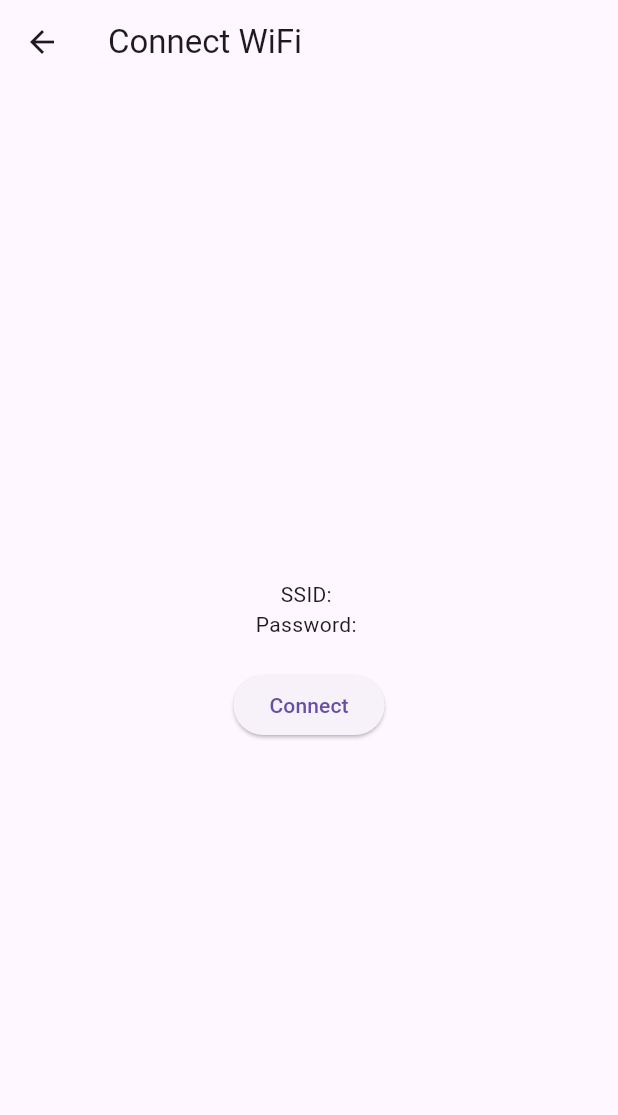
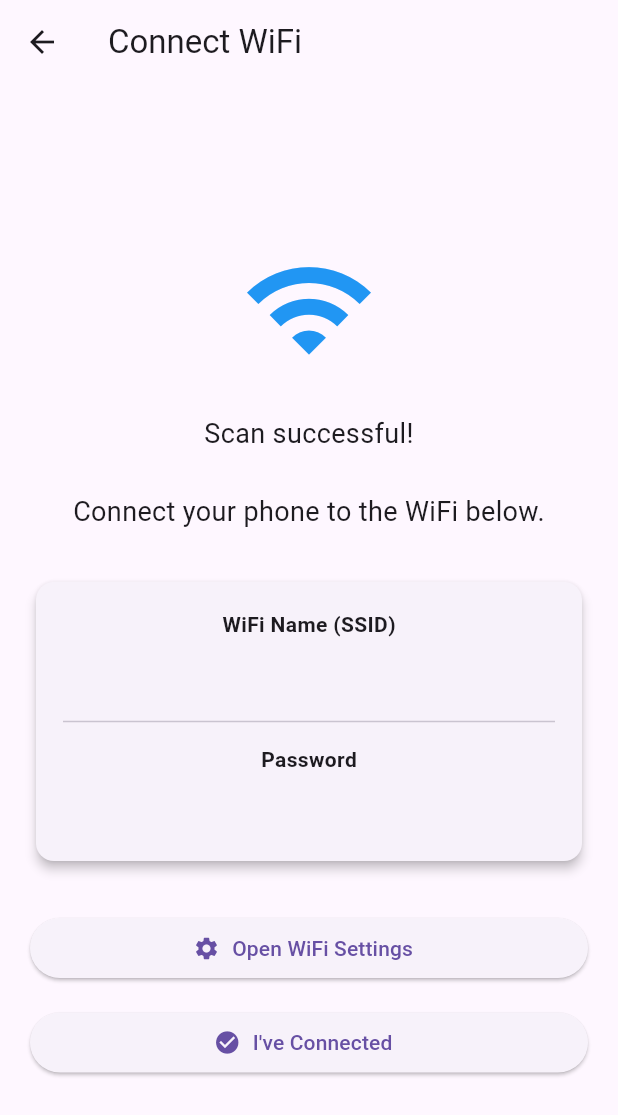
Before and after one commit to anikbubtcse/my_printer, a Flutter app: the WifiConnectPage screen opened directly with empty values, on a phone screen of 412 x 824 dp. Shown: the top 1115 px of the screen. Run offline on Flutter 3.47's test engine with Material 3 defaults, Android fonts, the phone set to English and light mode, and no system bars; our stand-ins replace file_picker; missing offline and left inert: app_settings, mobile_scanner, wifi_iot.

Commit message:
Modified WIFI page UI design

```diff
--- a/lib/pages/wifi_page.dart
+++ b/lib/pages/wifi_page.dart
@@ -1,10 +1,15 @@
 import 'package:flutter/material.dart';
+import 'package:app_settings/app_settings.dart';
+import 'package:wifi_iot/wifi_iot.dart';
 import 'package:my_printer/pages/pdf_select_page.dart';
-import 'package:wifi_iot/wifi_iot.dart';
 
 class WifiConnectPage extends StatefulWidget {
   final String qrData;
-  const WifiConnectPage({super.key, required this.qrData});
+
+  const WifiConnectPage({
+    super.key,
+    required this.qrData,
+  });
 
   @override
   State<WifiConnectPage> createState() => _WifiConnectPageState();
@@ -24,77 +29,158 @@ class _WifiConnectPageState extends State<WifiConnectPage> {
     try {
       final data = widget.qrData;
 
-      // Example: WIFI:T:WPA;S:MyWifi;P:Password;;
-      final ssidMatch = RegExp(r'S:([^;]+)').firstMatch(data);
-      final passMatch = RegExp(r'P:([^;]+)').firstMatch(data);
+      final ssidMatch = RegExp(r'S:([^;]*)').firstMatch(data);
+      final passMatch = RegExp(r'P:([^;]*)').firstMatch(data);
 
       ssid = ssidMatch?.group(1) ?? '';
       password = passMatch?.group(1) ?? '';
 
       if (ssid.isEmpty) {
-        throw Exception('SSID not found in QR code');
+        throw Exception("SSID not found in QR code");
       }
     } catch (e) {
-      debugPrint('QR Parse Error: $e');
+      debugPrint("QR Parse Error: $e");
     }
   }
 
-  Future<void> connectWifi() async {
-    ScaffoldMessenger.of(
-      context,
-    ).showSnackBar(const SnackBar(content: Text('Connecting to WiFi...')));
+  Future<void> checkConnection() async {
+    try {
+      final currentSSID = await WiFiForIoTPlugin.getSSID();
 
-    try {
-      await WiFiForIoTPlugin.connect(
-        ssid,
-        password: password,
-        security: NetworkSecurity.WPA,
-        withInternet: false,
-      );
+      final connectedSSID = currentSSID?.replaceAll('"', '');
 
-      // Wait until Android finishes connection
-      await Future.delayed(const Duration(seconds: 4));
+      if (!mounted) return;
 
-      // Check connection
-      final isConnected = await WiFiForIoTPlugin.isConnected();
-
-      if (isConnected) {
-        ScaffoldMessenger.of(
-          context,
-        ).showSnackBar(const SnackBar(content: Text('WiFi Connected')));
-
-        if (!mounted) return;
+      if (connectedSSID == ssid) {
+        ScaffoldMessenger.of(context).showSnackBar(
+          const SnackBar(
+            content: Text("WiFi Connected"),
+          ),
+        );
 
         Navigator.push(
           context,
-          MaterialPageRoute(builder: (_) => const PdfSelectPage()),
+          MaterialPageRoute(
+            builder: (_) => const PdfSelectPage(),
+          ),
         );
       } else {
         ScaffoldMessenger.of(context).showSnackBar(
-          const SnackBar(content: Text('Failed to connect to WiFi')),
+          SnackBar(
+            content: Text(
+              "Please connect to '$ssid' before continuing.",
+            ),
+          ),
         );
       }
     } catch (e) {
-      ScaffoldMessenger.of(
-        context,
-      ).showSnackBar(SnackBar(content: Text('WiFi error: $e')));
+      ScaffoldMessenger.of(context).showSnackBar(
+        SnackBar(
+          content: Text("Error checking WiFi: $e"),
+        ),
+      );
     }
+  }
+
+  void openWifiSettings() {
+    AppSettings.openAppSettings(
+      type: AppSettingsType.wifi,
+    );
   }
 
   @override
   Widget build(BuildContext context) {
     return Scaffold(
-      appBar: AppBar(title: const Text('Connect WiFi')),
-      body: Center(
+      appBar: AppBar(
+        title: const Text("Connect WiFi"),
+      ),
+      body: Padding(
+        padding: const EdgeInsets.all(20),
         child: Column(
           mainAxisAlignment: MainAxisAlignment.center,
           children: [
-            Text('SSID: $ssid'),
-            Text('Password: $password'),
-            const SizedBox(height: 20),
-            ElevatedButton(
-              onPressed: connectWifi,
-              child: const Text('Connect'),
+            const Icon(
+              Icons.wifi,
+              size: 90,
+              color: Colors.blue,
+            ),
+
+            const SizedBox(height: 25),
+
+            const Text(
+              "Scan successful!\n\nConnect your phone to the WiFi below.",
+              textAlign: TextAlign.center,
+              style: TextStyle(
+                fontSize: 18,
+              ),
+            ),
+
+            const SizedBox(height: 30),
+
+            Card(
+              elevation: 3,
+              child: Padding(
+                padding: const EdgeInsets.all(18),
+                child: Column(
+                  children: [
+                    const Text(
+                      "WiFi Name (SSID)",
+                      style: TextStyle(
+                        fontWeight: FontWeight.bold,
+                      ),
+                    ),
+
+                    const SizedBox(height: 6),
+
+                    SelectableText(
+                      ssid,
+                      style: const TextStyle(
+                        fontSize: 20,
+                      ),
+                    ),
+
+                    const Divider(height: 30),
+
+                    const Text(
+                      "Password",
+                      style: TextStyle(
+                        fontWeight: FontWeight.bold,
+                      ),
+                    ),
+
+                    const SizedBox(height: 6),
+
+                    SelectableText(
+                      password,
+                      style: const TextStyle(
+                        fontSize: 20,
+                      ),
+                    ),
+                  ],
+                ),
+              ),
+            ),
+
+            const SizedBox(height: 30),
+
+            SizedBox(
+              width: double.infinity,
+              child: ElevatedButton.icon(
+                icon: const Icon(Icons.settings),
+                label: const Text("Open WiFi Settings"),
+                onPressed: openWifiSettings,
+              ),
+            ),
+
+            const SizedBox(height: 15),
+
+            SizedBox(
+              width: double.infinity,
+              child: ElevatedButton.icon(
+                icon: const Icon(Icons.check_circle),
+                label: const Text("I've Connected"),
+                onPressed: checkConnection,
+              ),
             ),
           ],
         ),
--- a/pubspec.yaml
+++ b/pubspec.yaml
@@ -32,6 +32,7 @@ dependencies:
     sdk: flutter
   mobile_scanner:
   wifi_iot:
+  app_settings:
   file_picker:
   http:
   permission_handler:
```
Also changed, not shown: pubspec.lock, 2 other files.
